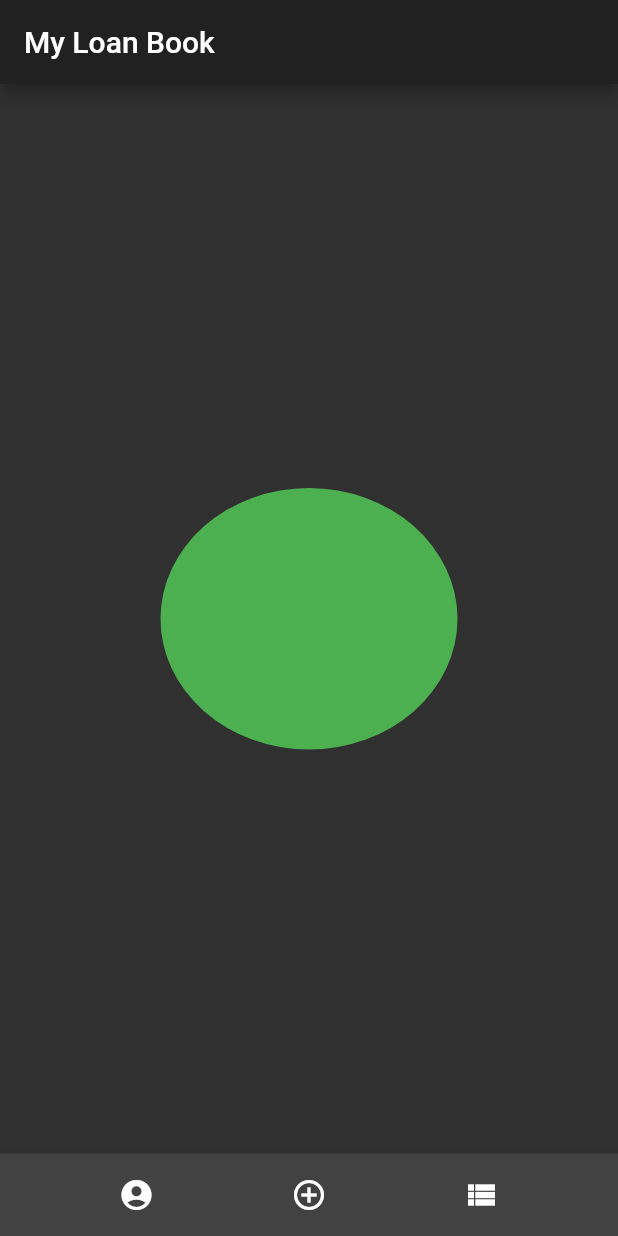
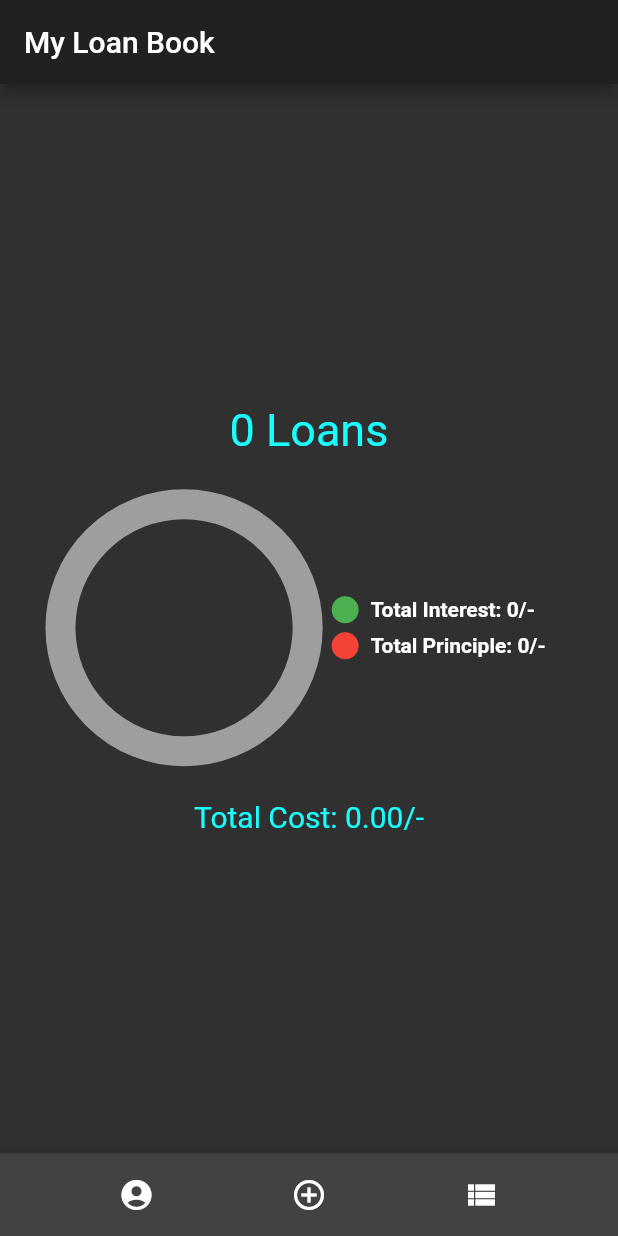
Before and after one commit to jayant7k/my_loan_book, a Flutter app: the screen it shows after launch, on a phone screen of 412 x 824 dp. Run offline on Flutter 3.47's test engine with Material 2 defaults, Android fonts, the phone set to English and light mode, and no system bars; drawn by our look-alikes of pie_chart; our stand-ins replace flutter_form_builder, sqflite; accounts and stored records are empty.

Commit message:
Home page with calculations. Delete functionality in loan details page

```diff
--- a/lib/views/home.dart
+++ b/lib/views/home.dart
@@ -2,6 +2,10 @@ import 'package:flutter/material.dart';
 import 'package:my_loan_book/views/loanForm.dart';
 import 'package:my_loan_book/views/loanList.dart';
 import 'package:my_loan_book/views/profileForm.dart';
+import '../models/loaninfo.dart';
+import 'package:my_loan_book/helpers/database.dart';
+import 'package:pie_chart/pie_chart.dart';
+import 'package:intl/intl.dart';
 
 class MyHome extends StatefulWidget {
   @override
@@ -13,19 +17,110 @@ class MyHome extends StatefulWidget {
 class _MyHomeState extends State<MyHome>{
   @override
   Widget build(BuildContext context){
+
     return Scaffold(
       appBar: AppBar(
         title: Text('My Loan Book'),
       ),
-      body: Padding(
-        padding: EdgeInsets.all(8.0),
-        child: CustomPaint(
-          painter: HomePainter(),
-          child: Container(height: 700,),
-        ),
-      ),
+      body: makeBody(context),
       bottomNavigationBar: bottomNavBar(context),
     );
+  }
+
+  Widget makeBody(BuildContext context) =>  FutureBuilder<List<LoanInfo>>(
+    future: DatabaseHelper.instance.getAllLoans(),
+    builder: (BuildContext context, AsyncSnapshot<List<LoanInfo>> loanData){
+      if(loanData.hasData){
+        num totalInterest = 0;
+        num totalPrinciple = 0;
+        num totalLoans = loanData.data.length;
+        for(int i=0; i<loanData.data.length; i++){
+          LoanInfo loanInfo = loanData.data[i];
+          loanInfo.calcLoanDetails();
+          totalInterest += loanInfo.getTotalInterest();
+          totalPrinciple += loanInfo.getTotalPrinciple();
+        }
+
+        num totalCost = totalPrinciple+totalInterest;
+        final oCcy = new NumberFormat("#,##0.00", "en_IN");
+
+        Map<String, double> dataMap = Map();
+        List<Color> colorMap = [
+          Colors.green,
+          Colors.red,
+        ];
+
+        dataMap.putIfAbsent("Total Interest: "+totalInterest.toString()+"/-",
+                () => totalInterest.toDouble() );
+        dataMap.putIfAbsent("Total Principle: "+totalPrinciple.toString()+"/-",
+                () => totalPrinciple.toDouble() );
+
+        var pie = makePie(dataMap, colorMap);
+
+        var top = makeTxt("$totalLoans Loans", 30);
+        var bottom = makeTxt("Total Cost: ${oCcy.format(totalCost)}/-", 20);
+
+        return new Container(
+            padding: const EdgeInsets.symmetric(vertical: 16.0, horizontal: 16.0),
+            child: Center(
+              child: Column(
+                  mainAxisAlignment: MainAxisAlignment.center,
+                  children: <Widget>[
+                    top,
+                    pie,
+                    bottom
+                  ]
+              )
+            )
+        );
+      } else {
+        return Center(child: CircularProgressIndicator(),);
+      }
+    },
+  );
+
+  Widget makeTxt(String s, int size){
+    TextStyle style = TextStyle(fontSize: size.toDouble(), color: Colors.cyanAccent);
+    var rt = RichText(
+        text: TextSpan(
+          style: style,
+          text: "$s",
+        )
+    );
+
+    var w = Container(
+      padding: const EdgeInsets.symmetric(vertical: 16.0, horizontal: 16.0),
+      child: rt
+    );
+
+    return w;
+  }
+
+  Widget makePie(Map<String, double> dataMap, List<Color> colorMap){
+    var widget = Padding(
+        padding: EdgeInsets.all(8.0),
+        child: PieChart(
+          dataMap: dataMap,
+          animationDuration: Duration(milliseconds: 800),
+          chartLegendSpacing: 16.0,
+          chartRadius: MediaQuery.of(context).size.width / 2.5,
+          showChartValuesInPercentage: true,
+          showChartValues: true,
+          showChartValuesOutside: false,
+          chartValueBackgroundColor: Colors.grey[200],
+          colorList: colorMap,
+          showLegends: true,
+          legendPosition: LegendPosition.bottom,
+          decimalPlaces: 1,
+          showChartValueLabel: true,
+          initialAngle: 0,
+          chartValueStyle: defaultChartValueStyle.copyWith(
+            color: Colors.blueGrey[900].withOpacity(0.9),
+          ),
+          chartType: ChartType.ring,
+        )
+    );
+    return widget;
   }
 
   Widget bottomNavBar(BuildContext context) => Container(
```
Also changed, not shown: lib/helpers/database.dart (+30 -5 lines), lib/models/loandetail.dart (+20 -17 lines), lib/models/loaninfo.dart (+15 -35 lines), lib/models/profile.dart (+21 -4 lines), lib/views/loanDetails.dart (+17 -6 lines).
